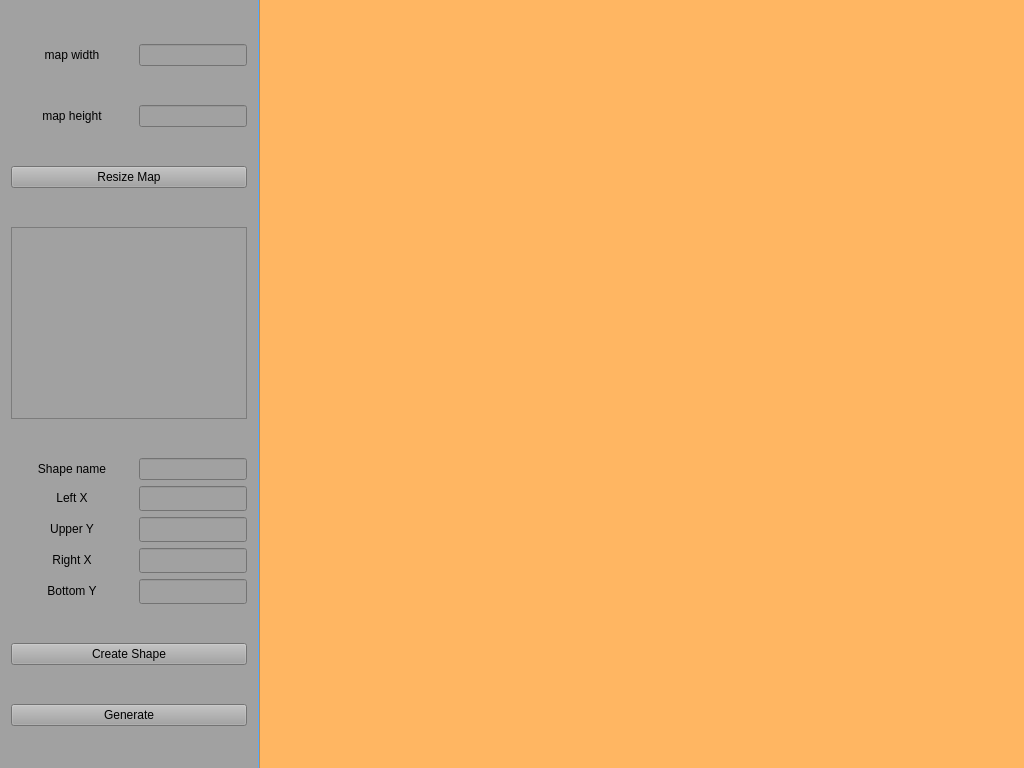
Qt form mainwindow.ui (simmplecoder/map-builder) before a commit.
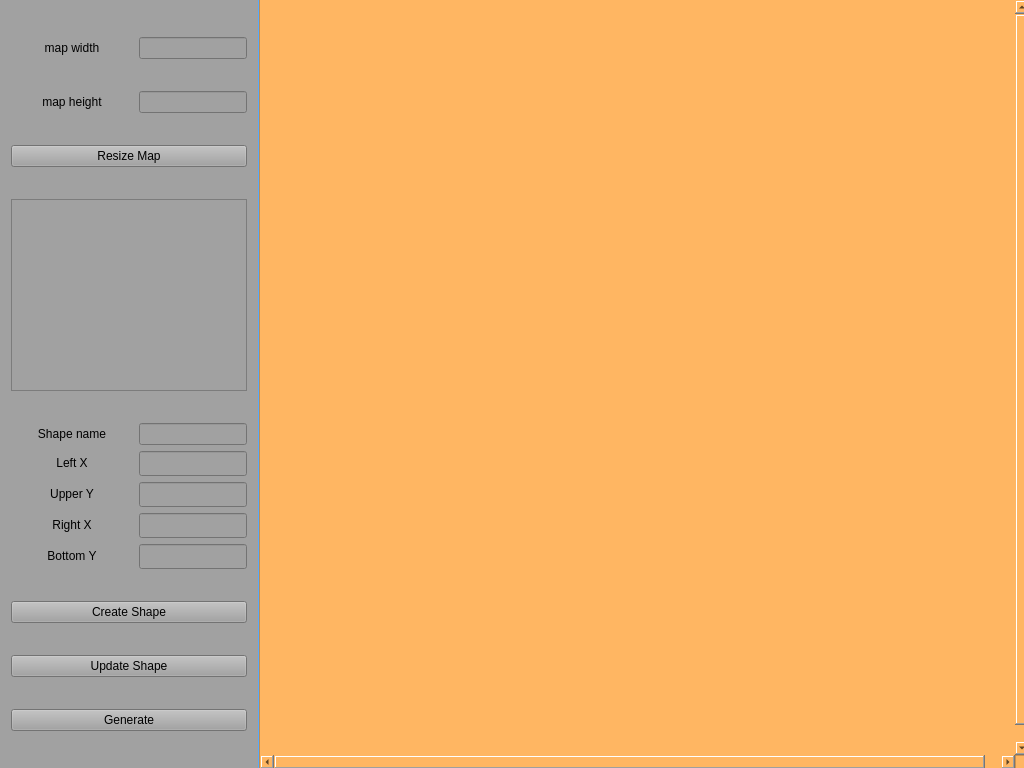
The same form after that commit.

Diff of the .ui file:
```diff
--- a/mainwindow.ui
+++ b/mainwindow.ui
@@ -333,6 +333,13 @@
        </property>
       </widget>
      </item>
+     <item>
+      <widget class="QPushButton" name="updateShapeButton">
+       <property name="text">
+        <string>Update Shape</string>
+       </property>
+      </widget>
+     </item>
      <item>
       <widget class="QPushButton" name="generateButton">
        <property name="text">
@@ -369,6 +376,17 @@
        <height>771</height>
       </rect>
      </property>
+     <property name="sceneRect">
+      <rectf>
+       <x>0.000000000000000</x>
+       <y>0.000000000000000</y>
+       <width>771.000000000000000</width>
+       <height>771.000000000000000</height>
+      </rectf>
+     </property>
+     <property name="renderHints">
+      <set>QPainter::HighQualityAntialiasing|QPainter::TextAntialiasing</set>
+     </property>
     </widget>
    </widget>
   </widget>
```
